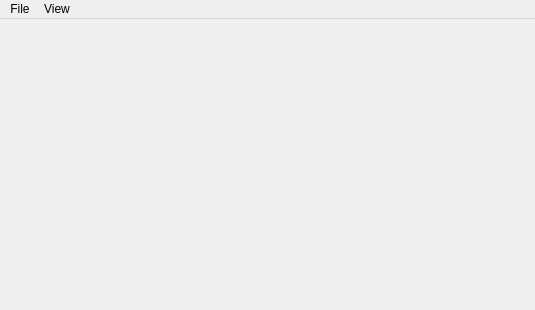
The window that src/mainwindow.ui (Heionbuji/Pretty-Customizable-Reader) describes before a commit, drawn with Qt 5.
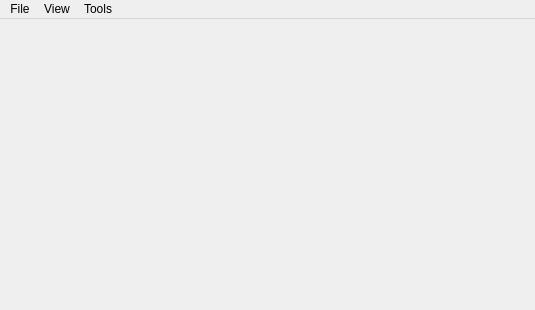
The same window after the commit.

Patch:
```diff
--- a/src/mainwindow.ui
+++ b/src/mainwindow.ui
@@ -40,8 +40,14 @@
      <string>View</string>
     </property>
    </widget>
+   <widget class="QMenu" name="menuTools">
+    <property name="title">
+     <string>Tools</string>
+    </property>
+   </widget>
    <addaction name="menuFile"/>
    <addaction name="menuView"/>
+   <addaction name="menuTools"/>
   </widget>
   <action name="actionOpen">
    <property name="text">
```
Left out of the diff: 5 changed lines with no effect on the pictures.
